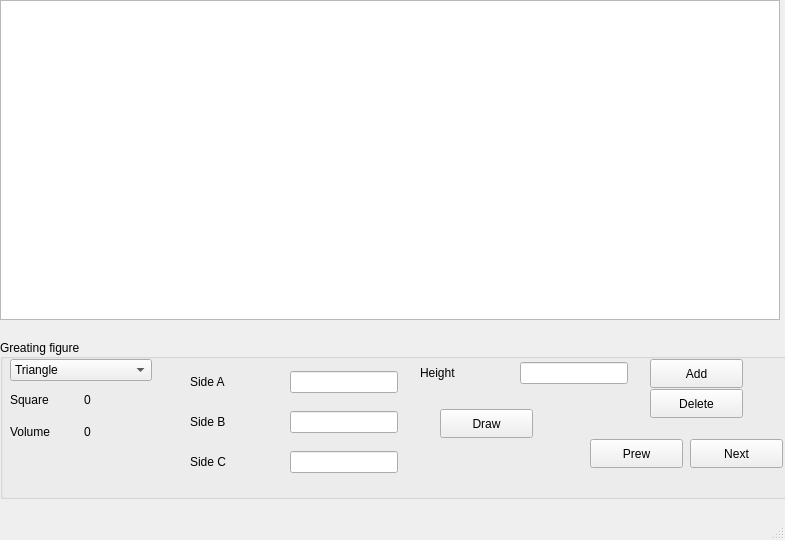
This is mainwindow.ui in Antur1um/LabC- as Qt 5 draws it before an edit. The edited form follows.
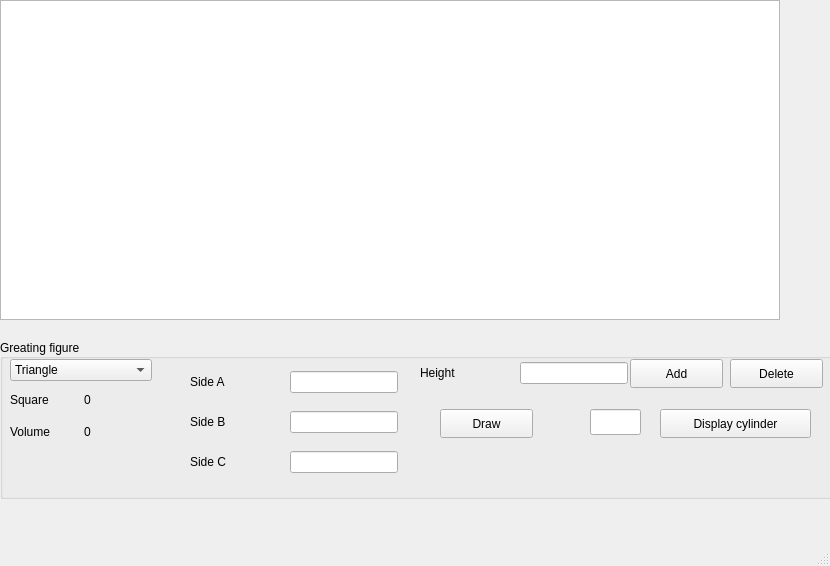
This is the edited form.

What changed in the file:
```diff
--- a/mainwindow.ui
+++ b/mainwindow.ui
@@ -6,8 +6,8 @@
    <rect>
     <x>0</x>
     <y>0</y>
-    <width>785</width>
-    <height>540</height>
+    <width>830</width>
+    <height>566</height>
    </rect>
   </property>
   <property name="sizePolicy">
@@ -96,8 +96,8 @@
        <widget class="QPushButton" name="pushButton">
         <property name="geometry">
          <rect>
-          <x>650</x>
-          <y>50</y>
+          <x>730</x>
+          <y>20</y>
           <width>93</width>
           <height>29</height>
          </rect>
@@ -285,7 +285,7 @@
        <widget class="QPushButton" name="pushButton_2">
         <property name="geometry">
          <rect>
-          <x>650</x>
+          <x>630</x>
           <y>20</y>
           <width>93</width>
           <height>29</height>
@@ -295,32 +295,6 @@
          <string>Add</string>
         </property>
        </widget>
-       <widget class="QPushButton" name="pushButton_3">
-        <property name="geometry">
-         <rect>
-          <x>590</x>
-          <y>100</y>
-          <width>93</width>
-          <height>29</height>
-         </rect>
-        </property>
-        <property name="text">
-         <string>Prew</string>
-        </property>
-       </widget>
-       <widget class="QPushButton" name="pushButton_4">
-        <property name="geometry">
-         <rect>
-          <x>690</x>
-          <y>100</y>
-          <width>93</width>
-          <height>29</height>
-         </rect>
-        </property>
-        <property name="text">
-         <string>Next</string>
-        </property>
-       </widget>
        <widget class="QPushButton" name="pushButton_5">
         <property name="geometry">
          <rect>
@@ -334,6 +308,29 @@
          <string>Draw</string>
         </property>
        </widget>
+       <widget class="QLineEdit" name="lineEdit_5">
+        <property name="geometry">
+         <rect>
+          <x>590</x>
+          <y>70</y>
+          <width>51</width>
+          <height>26</height>
+         </rect>
+        </property>
+       </widget>
+       <widget class="QPushButton" name="pushButton_6">
+        <property name="geometry">
+         <rect>
+          <x>660</x>
+          <y>70</y>
+          <width>151</width>
+          <height>29</height>
+         </rect>
+        </property>
+        <property name="text">
+         <string>Display cylinder</string>
+        </property>
+       </widget>
       </widget>
      </item>
     </layout>
```
Left out of the diff: 2 changed lines with no effect on the pictures.
